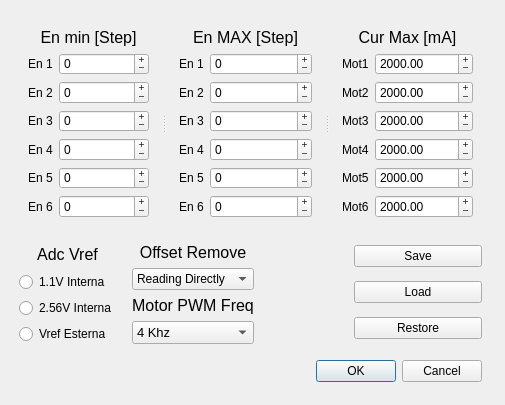
Before: the Qt Designer form SourceCode/2_uiSource/ScorbotUI_cpp/src/scorbotUi/ui_source/settingBoardWindow.ui in Alfystar/Scorbot-CA, drawn with Qt 5.
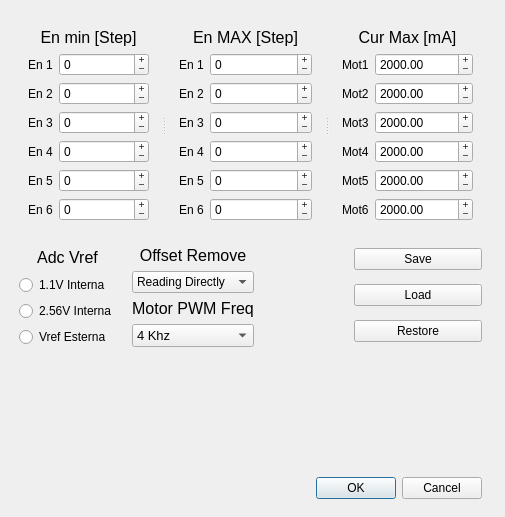
After: the same form once the commit is applied.

```diff
--- a/SourceCode/2_uiSource/ScorbotUI_cpp/src/scorbotUi/ui_source/settingBoardWindow.ui
+++ b/SourceCode/2_uiSource/ScorbotUI_cpp/src/scorbotUi/ui_source/settingBoardWindow.ui
@@ -8,9 +8,15 @@
     <x>0</x>
     <y>0</y>
     <width>505</width>
-    <height>405</height>
-   </rect>
-  </property>
+             <height>517</height>
+         </rect>
+     </property>
+     <property name="sizePolicy">
+         <sizepolicy hsizetype="Preferred" vsizetype="Preferred">
+             <horstretch>0</horstretch>
+             <verstretch>0</verstretch>
+         </sizepolicy>
+     </property>
   <property name="windowTitle">
    <string>SettingBoard</string>
   </property>
@@ -26,7 +32,7 @@
      <x>10</x>
      <y>10</y>
      <width>481</width>
-     <height>381</height>
+        <height>498</height>
     </rect>
    </property>
    <layout class="QVBoxLayout" name="verticalLayout">
```
Lines whose indentation alone changed are shown as unchanged.
